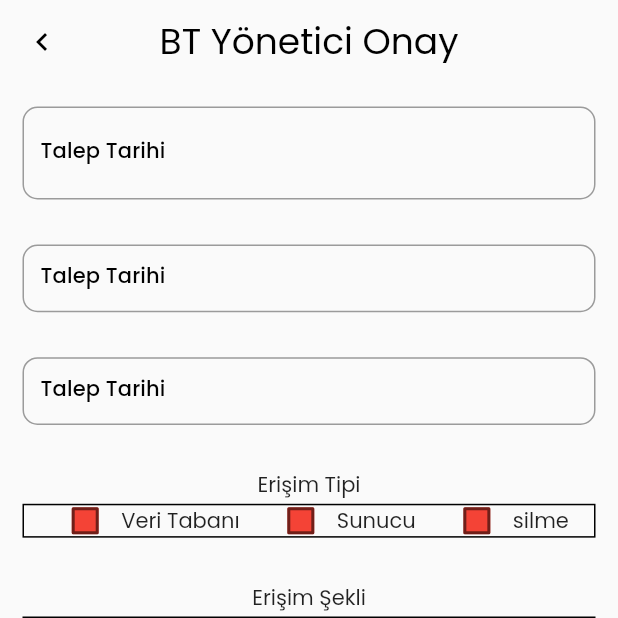
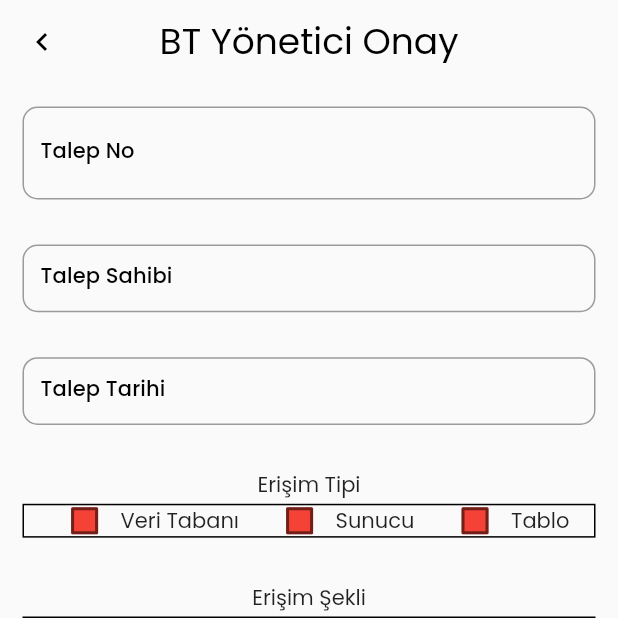
Before and after one commit to Mustafacicek06/kurumsal_mobil, a Flutter app: the ITManagerConfirmPage screen opened directly, on a phone screen of 412 x 824 dp, the top half of it. Run offline on Flutter 3.47's test engine with Material 2 defaults, Android fonts, the phone set to English and light mode, and no system bars; our stand-ins replace circular_profile_avatar, cloud_firestore, easy_localization, firebase_auth, firebase_core, flutter_screenutil and 4 more; accounts and stored records are empty.

Commit message:
bt surec onay

```diff
--- a/lib/core/init/network/firestore_db_service.dart
+++ b/lib/core/init/network/firestore_db_service.dart
@@ -1,3 +1,5 @@
+import 'dart:math';
+
 import 'package:cloud_firestore/cloud_firestore.dart';
 import 'package:flutter/cupertino.dart';
 import 'package:kurumsal_mobil/core/init/model/it_request.dart';
@@ -28,12 +30,25 @@ class FireStoreDBService {
   }
 
   Future<bool> saveITRequest(ItRequest requestModel) async {
+    var randVal = Random().nextInt(10000);
+
     await _firestore
         .collection("request")
         .doc(requestModel.userID)
         .set(requestModel.toJson());
 
     return true;
+  }
+
+  Future<ItRequest> getITRequest(String userID) async {
+    DocumentSnapshot _readUser =
+        await _firestore.collection("request").doc(userID).get();
+    Map<String, dynamic> _readUserInfoMap =
+        _readUser.data() as Map<String, dynamic>;
+
+    ItRequest _readUserObject = ItRequest.fromJson(_readUserInfoMap);
+    debugPrint('okunan user nesnesi : ' + _readUserObject.toString());
+    return _readUserObject;
   }
 
   Future<UserModel> readUser(String userID) async {
--- a/lib/features/home/subPages/bgsSurecleriTool/bgsSurecleriSelectedTool.dart
+++ b/lib/features/home/subPages/bgsSurecleriTool/bgsSurecleriSelectedTool.dart
@@ -20,7 +20,7 @@ Widget bGSScreenSelected(IconData icon, String name, double en,
       decoration: BoxDecoration(
           borderRadius: BorderRadius.circular(16), color: Colors.red),
       child: Padding(
-        padding: const EdgeInsets.all(16.0),
+        padding: const EdgeInsets.all(14.0),
         child: Row(
           children: [
             Icon(
--- a/lib/features/home/subPages/bilgiTeknolojileri/it_manager_confirm.dart
+++ b/lib/features/home/subPages/bilgiTeknolojileri/it_manager_confirm.dart
@@ -22,6 +22,8 @@ class _ITManagerConfirmPageState extends State<ITManagerConfirmPage> {
   bool isCheckedYazma = false;
   bool isCheckedDegistirme = false;
 
+  TextEditingController _talepNo = TextEditingController();
+  TextEditingController _talepOwner = TextEditingController();
   TextEditingController _talepTarihi = TextEditingController();
   TextEditingController _systemName = TextEditingController();
   TextEditingController _description = TextEditingController();
@@ -30,15 +32,40 @@ class _ITManagerConfirmPageState extends State<ITManagerConfirmPage> {
   FirebaseAuthService _firebaseAuthService = FirebaseAuthService();
 
   UserModel? userModel;
+  ItRequest? itRequest;
 
   @override
   void initState() {
     getUserID();
+    getITRequest();
     super.initState();
+  }
+
+  getITRequest() async {
+    itRequest =
+        await _fireStoreDBService.getITRequest("HBbqfC9uQaYIIiAHXFHea56LzOH3");
+    if (itRequest != null) {
+      _talepNo.text = "TALEP001";
+      _talepOwner.text = "Mustafa Yasin Çiçek";
+      _talepTarihi.text = itRequest?.requestDate ?? "";
+      _systemName.text = itRequest!.systemName!;
+      _description.text = itRequest!.description!;
+      isCheckedVeriTabani = itRequest!.accessType!.dataBase!;
+      isCheckedSunucu = itRequest!.accessType!.server!;
+      isCheckedTablo = itRequest!.accessType!.table!;
+      isCheckedOkuma = itRequest!.accessShape!.read!;
+      isCheckedYazma = itRequest!.accessShape!.write!;
+      isCheckedDegistirme = itRequest!.accessShape!.change!;
+    } else {
+      debugPrint("itRequest null");
+    }
+
+    setState(() {});
   }
 
   getUserID() async {
     userModel = await _firebaseAuthService.currentUser();
+    setState(() {});
   }
 
   @override
@@ -86,10 +113,10 @@ class _ITManagerConfirmPageState extends State<ITManagerConfirmPage> {
                   decoration: InputDecoration(
                       border: OutlineInputBorder(
                           borderRadius: BorderRadius.circular(10)),
-                      labelText: "Talep Tarihi",
+                      labelText: "Talep No",
                       labelStyle:
                           Theme.of(context).textTheme.subtitle2?.copyWith()),
-                  controller: _talepTarihi,
+                  controller: _talepNo,
                   keyboardType: TextInputType.datetime,
                 ),
               ),
@@ -100,10 +127,10 @@ class _ITManagerConfirmPageState extends State<ITManagerConfirmPage> {
                     decoration: InputDecoration(
                         border: OutlineInputBorder(
                             borderRadius: BorderRadius.circular(10)),
-                        labelText: "Talep Tarihi",
+                        labelText: "Talep Sahibi",
                         labelStyle:
                             Theme.of(context).textTheme.subtitle2?.copyWith()),
-                    controller: _talepTarihi,
+                    controller: _talepOwner,
                     keyboardType: TextInputType.datetime,
                   ),
                 ),
@@ -185,7 +212,7 @@ class _ITManagerConfirmPageState extends State<ITManagerConfirmPage> {
                                       });
                                     },
                                   ),
-                                  Text("silme"),
+                                  Text("Tablo"),
                                 ],
                               ),
                             ],
```
